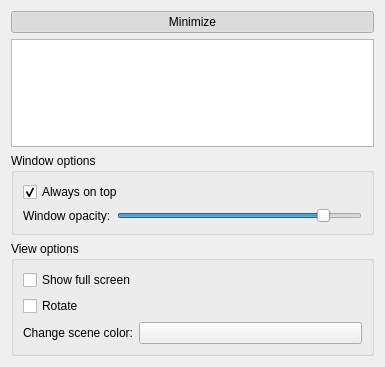
Before: the Qt Designer form MNE/disp3D/control/control3dwidget.ui in mne-tools/mne-cpp, drawn with Qt 5.
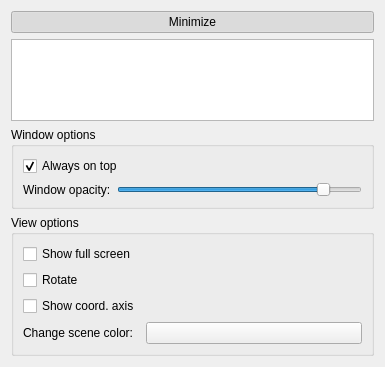
After: the same form once the commit is applied.

Commit message: [LIB-117] Add toggle coord. axis function

Patch:
```diff
--- a/MNE/disp3D/control/control3dwidget.ui
+++ b/MNE/disp3D/control/control3dwidget.ui
@@ -122,14 +122,14 @@
           <string>View options</string>
          </property>
          <layout class="QFormLayout" name="formLayout">
-          <item row="2" column="0">
+          <item row="3" column="0">
            <widget class="QLabel" name="m_label_sceneColorPicker">
             <property name="text">
              <string>Change scene color:</string>
             </property>
            </widget>
           </item>
-          <item row="2" column="1">
+          <item row="3" column="1">
            <widget class="QPushButton" name="m_pushButton_sceneColorPicker">
             <property name="text">
              <string/>
@@ -150,6 +150,13 @@
             </property>
            </widget>
           </item>
+          <item row="2" column="0">
+           <widget class="QCheckBox" name="m_checkBox_coordAxis">
+            <property name="text">
+             <string>Show coord. axis</string>
+            </property>
+           </widget>
+          </item>
          </layout>
         </widget>
        </item>
```
The commit also changes 9 other files.
